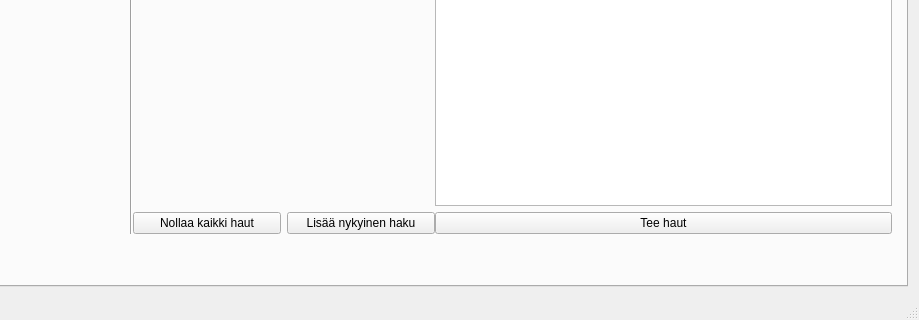
First picture: the form in UI/finlandia.ui, repository vikidi/Finlandia-Hiihto-Visual, before the edit; both pictures show x 361 to 1280 and y 400 to 720 of the 1280 by 720 pixel window.
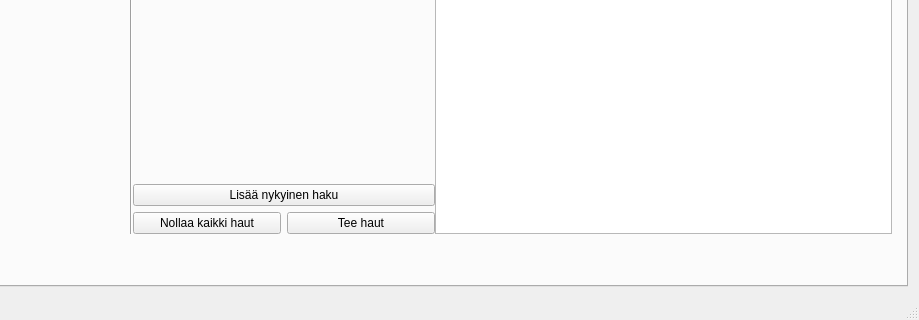
Second picture: the form after the edit. Custom widgets are drawn as their Qt base class.

Commit message: graph whows Esa Mursus times

```diff
--- a/UI/finlandia.ui
+++ b/UI/finlandia.ui
@@ -698,13 +698,6 @@
            <item>
             <widget class="QListWidget" name="listWidgetTehtHaut"/>
            </item>
-           <item>
-            <widget class="QPushButton" name="pushButton">
-             <property name="text">
-              <string>Tee haut</string>
-             </property>
-            </widget>
-           </item>
           </layout>
          </item>
          <item row="1" column="2">
@@ -924,6 +917,13 @@
              </property>
             </spacer>
            </item>
+           <item>
+            <widget class="QPushButton" name="pushButtoLisaaHaku">
+             <property name="text">
+              <string>Lisää nykyinen haku</string>
+             </property>
+            </widget>
+           </item>
            <item>
             <layout class="QHBoxLayout" name="horizontalLayout_3">
              <item>
@@ -934,9 +934,9 @@
               </widget>
              </item>
              <item>
-              <widget class="QPushButton" name="pushButtoLisaaHaku">
+              <widget class="QPushButton" name="pushButton">
                <property name="text">
-                <string>Lisää nykyinen haku</string>
+                <string>Tee haut</string>
                </property>
               </widget>
              </item>
```
Left out of the diff: 7 changed lines with no effect on the pictures. The commit also changes 2 other files.
